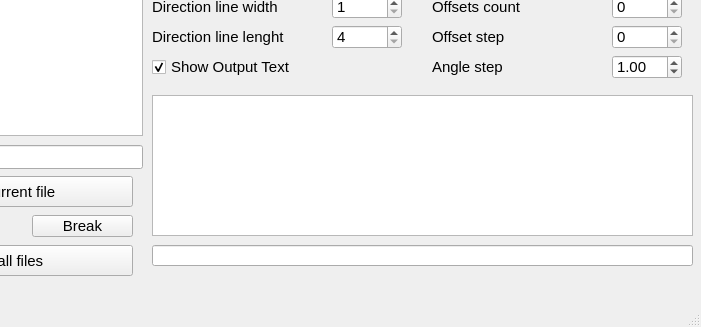
Old version of the form mainwindow.ui in the repository marcinkociolek/DirectionalityDetectionGui; both pictures show x 278 to 979 and y 422 to 749 of the 979 by 749 pixel window.
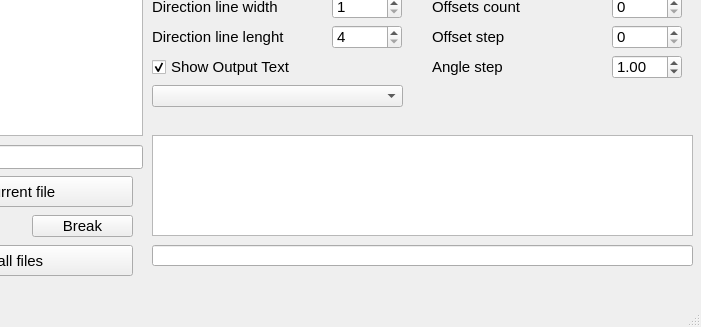
New version of the form.

Commit message: Scaling images

Diff of the .ui file:
```diff
--- a/mainwindow.ui
+++ b/mainwindow.ui
@@ -910,9 +910,9 @@
     <property name="geometry">
      <rect>
       <x>430</x>
-      <y>500</y>
+      <y>540</y>
       <width>541</width>
-      <height>141</height>
+      <height>101</height>
      </rect>
     </property>
    </widget>
@@ -1063,6 +1063,16 @@
      <string>Break</string>
     </property>
    </widget>
+   <widget class="QComboBox" name="comboBoxScaleImages">
+    <property name="geometry">
+     <rect>
+      <x>430</x>
+      <y>490</y>
+      <width>251</width>
+      <height>22</height>
+     </rect>
+    </property>
+   </widget>
   </widget>
   <widget class="QMenuBar" name="menuBar">
    <property name="geometry">
```
The commit also changes 3 other files.
